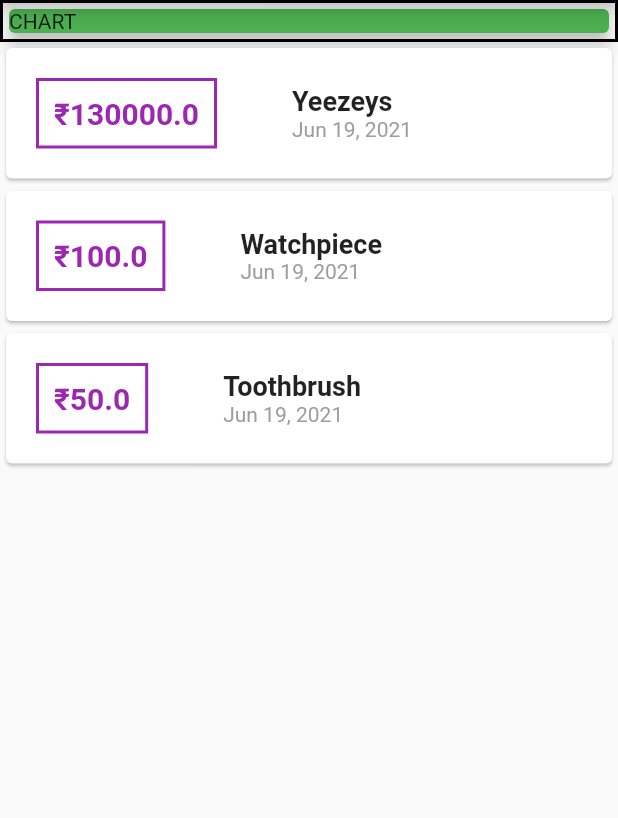
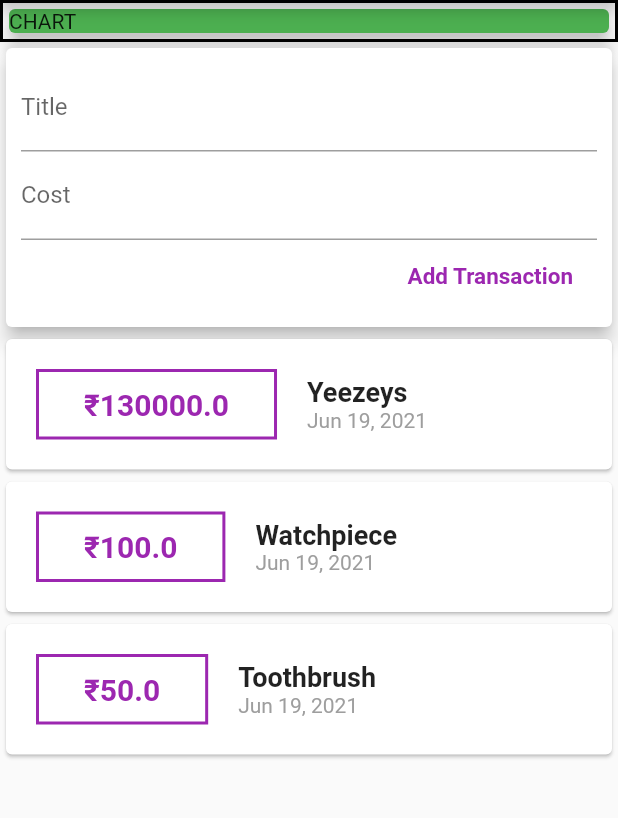
Before and after one commit to archrave/Expense-Manager-App, a Flutter app: the screen it shows after launch, on a phone screen of 412 x 824 dp, the part 84-902 px from its top. Run offline on Flutter 3.47's test engine with Material 2 defaults, Android fonts, the phone set to English and light mode, and no system bars.

Commit message:
Added text for User Input

```diff
--- a/lib/main.dart
+++ b/lib/main.dart
@@ -48,6 +48,34 @@ class HomePage extends StatelessWidget {
               border: Border.all(color: Colors.black, width: 2),
             ),
           ),
+          Card(
+            elevation: 5,
+            child: Container(
+              //margin: EdgeInsets.all(10),
+              padding: EdgeInsets.all(10),
+              child: Column(
+                crossAxisAlignment: CrossAxisAlignment.end,
+                children: [
+                  TextField(
+                    decoration: InputDecoration(labelText: 'Title'),
+                  ),
+                  TextField(
+                    decoration: InputDecoration(labelText: 'Cost'),
+                  ),
+                  FlatButton(
+                      child: Text(
+                        "Add Transaction",
+                        style: TextStyle(
+                          fontWeight: FontWeight.bold,
+                          fontSize: 15,
+                          color: Colors.purple,
+                        ),
+                      ),
+                      onPressed: () {}),
+                ],
+              ),
+            ),
+          ),
           Column(
             children: transactions.map((tx) {
               return Card(
@@ -55,8 +83,8 @@ class HomePage extends StatelessWidget {
                 children: <Widget>[
                   Container(
                     //margin: EdgeInsets.symmetric(vertical: 20, horizontal: 20),
-                    margin: EdgeInsets.fromLTRB(20, 20, 50, 20),
-                    padding: EdgeInsets.all(10),
+                    margin: EdgeInsets.fromLTRB(20, 20, 20, 20),
+                    padding: EdgeInsets.fromLTRB(30, 10, 30, 10),
                     child: Text('₹${tx.amount.toString()}',
                         style: TextStyle(
                           fontWeight: FontWeight.bold,
```
